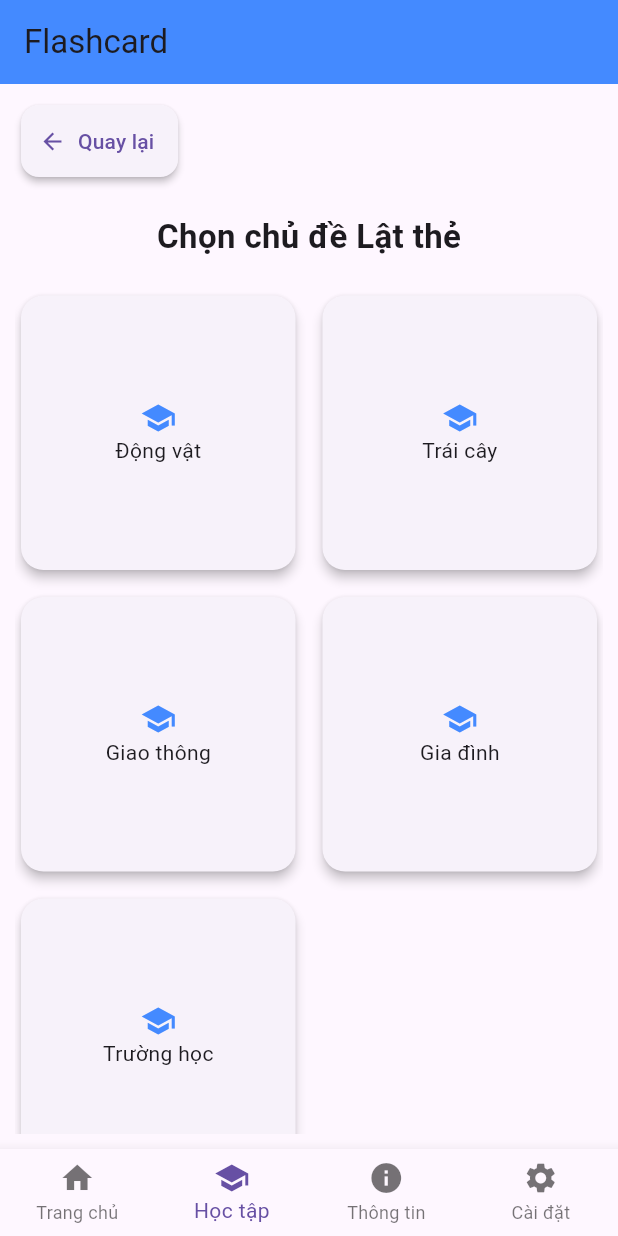
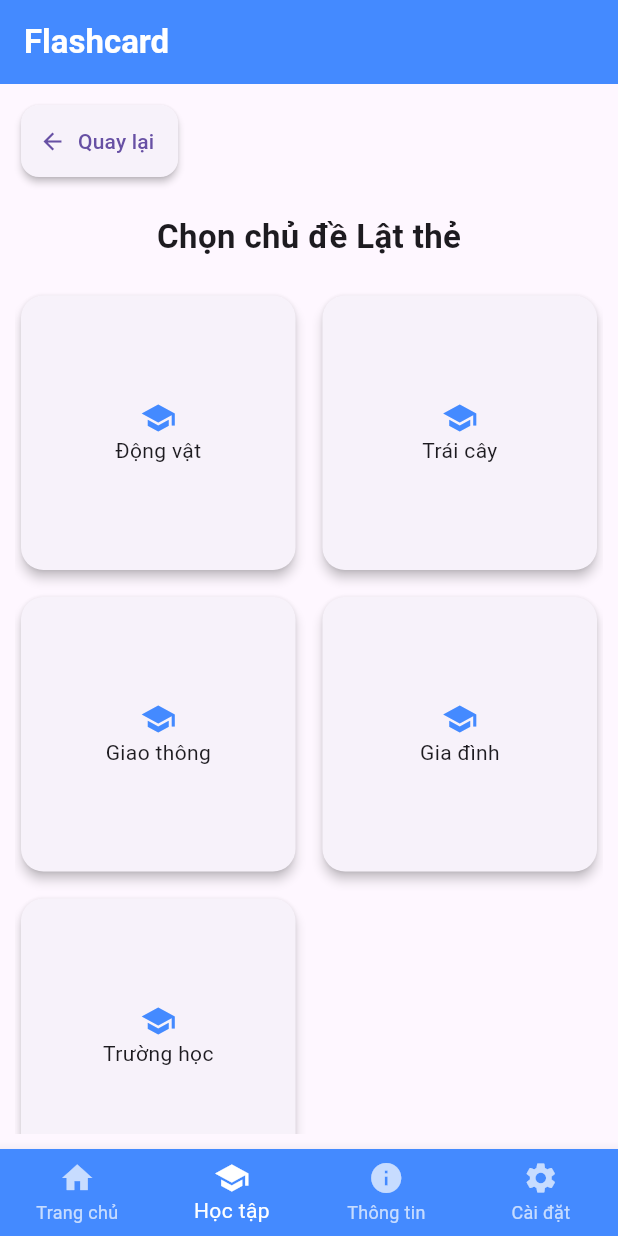
Before and after one commit to hahiep205/2025_2_LTTBDD_N02_Nhom_11, a Flutter app: the screen it shows after launch, after a tap on "Lật thẻ Flashcard", on a phone screen of 412 x 824 dp. Run offline on Flutter 3.47's test engine with Material 3 defaults, Android fonts, the phone set to English and light mode, and no system bars.

Commit message:
Thêm app_text, update func đổi ngôn ngữ tiếng anh

```diff
--- a/lib/data/vocabulary_data.dart
+++ b/lib/data/vocabulary_data.dart
@@ -4,6 +4,14 @@ final List<String> categories = [
   "Giao thông",
   "Gia đình",
   "Trường học",
+];
+
+final List<String> categoriesEn = [
+  "Animals",
+  "Fruits",
+  "Transportation",
+  "Family",
+  "School",
 ];
 
 final Map<int, List<Map<String, dynamic>>> tuvung = {
--- a/lib/main.dart
+++ b/lib/main.dart
@@ -7,6 +7,7 @@ import 'screens/study-saved.dart';
 import 'screens/study-quiz.dart';
 import 'data/vocabulary_data.dart';
 import 'screens/home_screen.dart';
+import 'screens/app_text.dart';
 
 void main() {
   runApp(
@@ -64,9 +65,17 @@ class _HomeState extends State<Home> {
 
   @override
   Widget build(BuildContext context) {
+    final categories0 = tienganh ? categoriesEn : categories;
+    final t = AppText(tienganh);
     return Scaffold(
       appBar: AppBar(
-        title: const Text('Flashcard'),
+        title: const Text(
+          'Flashcard',
+          style: TextStyle(
+            color: Colors.white,
+            fontWeight: FontWeight.bold,
+          ),
+        ),
         backgroundColor: Colors.blueAccent,
       ),
       body: IndexedStack(
@@ -77,10 +86,11 @@ class _HomeState extends State<Home> {
             tuvung: tuvung,
             onNavigateStudy: (mode) {
               setState(() {
-                stt = 1; // chuyển sang tab Học tập
-                study = mode; // chọn đúng mode
+                stt = 1;
+                study = mode;
               });
             },
+            english: tienganh,
           ),
 
           // TRANG STUDY
@@ -93,13 +103,14 @@ class _HomeState extends State<Home> {
                         study = mode;
                       });
                     },
+                    english: tienganh,
                   )
                 // ================= FLASHCARD =================
                 : study == 1
                 ? (flashcard == -1
                       // CHỌN DANH MỤC
                       ? FlashcardCategoryScreen(
-                          categories: categories,
+                          categories: categories0,
                           onSelect: (i) {
                             setState(() {
                               flashcard = i;
@@ -112,6 +123,7 @@ class _HomeState extends State<Home> {
                               study = 0;
                             });
                           },
+                          english: tienganh,
                         )
                       // MÀN HÌNH FLASHCARD
                       : Column(
@@ -127,7 +139,7 @@ class _HomeState extends State<Home> {
                                     });
                                   },
                                   icon: const Icon(Icons.arrow_back),
-                                  label: const Text("Quay lại"),
+                                  label: Text(t.back),
                                 ),
                               ),
                             ),
@@ -135,7 +147,7 @@ class _HomeState extends State<Home> {
                             const SizedBox(height: 20),
 
                             Text(
-                              'Chủ đề: ${categories[flashcard]}',
+                              '${t.topic}${categories0[flashcard]}',
                               style: const TextStyle(
                                 fontSize: 20,
                                 fontWeight: FontWeight.bold,
@@ -264,6 +276,7 @@ class _HomeState extends State<Home> {
                         study = 0;
                       });
                     },
+                    english: tienganh,
                   )
                 // ================= QUIZ =================
                 : study == 2
@@ -281,16 +294,16 @@ class _HomeState extends State<Home> {
                                     });
                                   },
                                   icon: const Icon(Icons.arrow_back),
-                                  label: const Text("Quay lại"),
+                                  label: Text(t.back),
                                 ),
                               ),
                             ),
 
                             const SizedBox(height: 20),
 
-                            const Text(
-                              "Chọn chủ đề Quiz",
-                              style: TextStyle(
+                            Text(
+                              t.chooseTopicQuiz,
+                              style: const TextStyle(
                                 fontSize: 22,
                                 fontWeight: FontWeight.bold,
                               ),
@@ -298,10 +311,10 @@ class _HomeState extends State<Home> {
 
                             const SizedBox(height: 20),
 
-                            ...List.generate(categories.length, (i) {
+                            ...List.generate(categories0.length, (i) {
                               return Card(
                                 child: ListTile(
-                                  title: Text(categories[i]),
+                                  title: Text(categories0[i]),
                                   onTap: () {
                                     setState(() {
                                       quizchude = i;
@@ -329,12 +342,13 @@ class _HomeState extends State<Home> {
                         )
                       : QuizScreen(
                           quizWords: tuvung[quizchude]!,
-                          categoryName: categories[quizchude],
+                          categoryName: categories0[quizchude],
                           onBack: () {
                             setState(() {
                               quizchude = -1;
                             });
                           },
+                          english: tienganh,
                         ))
                 : const SizedBox(),
           ),
@@ -350,33 +364,37 @@ class _HomeState extends State<Home> {
             batthongbao: (val) => setState(() => thongbao = val),
             battienganh: (val) => setState(() => tienganh = val),
             batdarkmode: (val) => setState(() => darkmode = val),
+            english: tienganh,
           ),
         ],
       ),
       bottomNavigationBar: BottomNavigationBar(
         currentIndex: stt,
         type: BottomNavigationBarType.fixed,
+        backgroundColor: Colors.blueAccent,
+        selectedItemColor: Colors.white,
+        unselectedItemColor: Colors.white70,
         onTap: (i) {
           setState(() {
             stt = i;
           });
         },
-        items: const [
+        items: [
           BottomNavigationBarItem(
             icon: Icon(Icons.home),
-            label: "Trang chủ",
+            label: t.navHome,
           ),
           BottomNavigationBarItem(
             icon: Icon(Icons.school),
-            label: "Học tập",
+            label: t.navStudy,
           ),
           BottomNavigationBarItem(
             icon: Icon(Icons.info),
-            label: "Thông tin",
+            label: t.navAbout,
           ),
           BottomNavigationBarItem(
             icon: Icon(Icons.settings),
-            label: "Cài đặt",
+            label: t.navSettings,
           ),
         ],
       ),
--- /dev/null
+++ b/lib/screens/app_text.dart
@@ -0,0 +1,50 @@
+class AppText {
+  final bool english;
+  const AppText(this.english);
+
+  String get greeting => english ? 'Hello!' : 'Xin chào!';
+  String get subtitle =>
+      english ? 'What to learn today?' : 'Hôm nay học gì nào?';
+  String get totalWords => english ? 'Vocabulary' : 'Từ vựng';
+  String get saved => english ? 'Saved' : 'Đã lưu';
+  String get quickLearn => english ? 'Quick Study' : 'Học tập nhanh';
+  String get flashcard => english ? 'Flashcard' : 'Lật thẻ Flashcard';
+  String get quiz => english ? 'Quiz' : 'Trắc nghiệm Quiz';
+  String get savedList => english ? 'Saved Words' : 'Từ đã đánh dấu';
+  String get back => english ? 'Back' : 'Quay lại';
+  String get chooseTopicFlashcard =>
+      english ? 'Choose Flashcard Topic' : 'Chọn chủ đề Lật thẻ';
+  String get chooseTopicQuiz =>
+      english ? 'Choose Quiz Topic' : 'Chọn chủ đề Quiz';
+  String get savedTitle =>
+      english ? 'Saved flashcards:' : 'Danh sách các từ đã đánh dấu:';
+  String get noSaved =>
+      english ? 'No saved flashcards' : 'Chưa có flashcard nào được lưu';
+  String get result => english ? 'Result' : 'Kết quả';
+  String get retry => english ? 'Retry' : 'Làm lại';
+  String get next => english ? 'Next →' : 'Câu tiếp theo →';
+  String get seeResult => english ? 'See Result' : 'Xem kết quả';
+  String get excellent => english ? 'Excellent!' : 'Xuất sắc!';
+  String get good => english ? 'Good job!' : 'Khá tốt!';
+  String get average => english ? 'Average!' : 'Trung bình!';
+  String get question => english ? 'Question' : 'Câu hỏi';
+  String get score => english ? 'Score' : 'Điểm';
+  String get correct => english ? 'correct' : 'câu đúng';
+  String get topic => english ? 'Topic: ' : 'Chủ đề: ';
+  String get navHome => english ? 'Home' : 'Trang chủ';
+  String get navStudy => english ? 'Study' : 'Học tập';
+  String get navAbout => english ? 'About' : 'Thông tin';
+  String get navSettings => english ? 'Settings' : 'Cài đặt';
+  String questionText(String word) =>
+      english ? 'What does "$word" mean?' : '"$word" nghĩa là gì?';
+  String resultText(int diem, int total) =>
+      english ? '$diem / $total correct' : '$diem / $total câu đúng';
+  String get settingsTitle =>
+      english ? 'App Settings' : 'Cấu hình ứng dụng';
+  String get settingNotif => english ? 'Notifications' : 'Thông báo';
+  String get settingLang =>
+      english ? 'Language: English' : 'Ngôn ngữ: Tiếng Anh';
+  String get settingDark => english ? 'Dark Mode' : 'Chế độ: Dark Mode';
+  String get settingVersion =>
+      english ? 'App Version' : 'Phiên bản ứng dụng';
+}
--- a/lib/screens/home_screen.dart
+++ b/lib/screens/home_screen.dart
@@ -1,13 +1,16 @@
 import 'package:flutter/material.dart';
+import 'app_text.dart';
 
 class HomeScreen extends StatelessWidget {
   final Map tuvung;
   final Function(int) onNavigateStudy;
+  final bool english;
 
   const HomeScreen({
     super.key,
     required this.tuvung,
     required this.onNavigateStudy,
+    required this.english,
   });
 
   int get tongtuvung =>
@@ -81,6 +84,7 @@ class HomeScreen extends StatelessWidget {
 
   @override
   Widget build(BuildContext context) {
+    final t = AppText(english);
     return SingleChildScrollView(
       padding: const EdgeInsets.all(16),
       child: Column(
@@ -96,11 +100,11 @@ class HomeScreen extends StatelessWidget {
               color: Colors.blueAccent,
               borderRadius: BorderRadius.circular(16),
             ),
-            child: const Column(
+            child: Column(
               crossAxisAlignment: CrossAxisAlignment.start,
               children: [
                 Text(
-                  'Xin chào!',
+                  AppText(english).greeting, //Xin chào!
                   style: TextStyle(
                     fontSize: 22,
                     fontWeight: FontWeight.bold,
@@ -109,7 +113,7 @@ class HomeScreen extends StatelessWidget {
                 ),
                 SizedBox(height: 6),
                 Text(
-                  'Hôm nay học gì nào?',
+                  AppText(english).subtitle, //Hôm nay học gì nào?
                   style: TextStyle(fontSize: 15, color: Colors.white70),
                 ),
               ],
@@ -120,22 +124,22 @@ class HomeScreen extends StatelessWidget {
 
           Row(
             children: [
-              studycount('$tongtuvung', 'Từ vựng', Icons.menu_book),
+              studycount('$tongtuvung', t.totalWords, Icons.menu_book),
               const SizedBox(width: 12),
-              studycount('$tongdaluu', 'Đã lưu', Icons.favorite),
+              studycount('$tongdaluu', t.saved, Icons.favorite),
             ],
           ),
 
           const SizedBox(height: 20),
 
-          const Text(
-            'Học tập nhanh',
+          Text(
+            t.quickLearn,
             style: TextStyle(fontSize: 17, fontWeight: FontWeight.bold),
           ),
           const SizedBox(height: 10),
-          studyquick(Icons.style, 'Lật thẻ Flashcard', 1),
-          studyquick(Icons.quiz, 'Trắc nghiệm Quiz', 2),
-          studyquick(Icons.favorite, 'Từ đã đánh dấu', 3),
+          studyquick(Icons.style, t.flashcard, 1),
+          studyquick(Icons.quiz, t.quiz, 2),
+          studyquick(Icons.favorite, t.saved, 3),
         ],
       ),
     );
--- a/lib/screens/settings_screen.dart
+++ b/lib/screens/settings_screen.dart
@@ -1,4 +1,5 @@
 import 'package:flutter/material.dart';
+import 'app_text.dart';
 
 class SettingsScreen extends StatelessWidget {
   final bool thongbao;
@@ -7,6 +8,7 @@ class SettingsScreen extends StatelessWidget {
   final Function(bool) batthongbao;
   final Function(bool) battienganh;
   final Function(bool) batdarkmode;
+  final bool english;
 
   const SettingsScreen({
     super.key,
@@ -16,44 +18,49 @@ class SettingsScreen extends StatelessWidget {
     required this.batthongbao,
     required this.battienganh,
     required this.batdarkmode,
+    required this.english,
   });
 
   @override
   Widget build(BuildContext context) {
+    final t = AppText(english);
     return Padding(
       padding: const EdgeInsets.symmetric(vertical: 10),
       child: ListView(
         children: [
-          const Padding(
-            padding: EdgeInsets.all(16.0),
+          Padding(
+            padding: const EdgeInsets.all(16.0),
             child: Text(
-              'Cấu hình ứng dụng',
-              style: TextStyle(fontSize: 18, fontWeight: FontWeight.bold),
+              t.settingsTitle,
+              style: const TextStyle(
+                fontSize: 18,
+                fontWeight: FontWeight.bold,
+              ),
             ),
           ),
           SwitchListTile(
-            title: const Text('Thông báo'),
+            title: Text(t.settingNotif),
             secondary: const Icon(Icons.notifications),
             value: thongbao,
             onChanged: batthongbao,
           ),
           SwitchListTile(
-            title: const Text('Ngôn ngữ: Tiếng Anh'),
+            title: Text(t.settingLang),
             secondary: const Icon(Icons.language),
             value: tienganh,
             onChanged: battienganh,
           ),
           SwitchListTile(
-            title: const Text('Chế độ: Dark Mode'),
+            title: Text(t.settingDark),
             secondary: const Icon(Icons.dark_mode),
             value: darkmode,
             onChanged: batdarkmode,
           ),
           const Divider(),
-          const ListTile(
-            title: Text('Phiên bản ứng dụng'),
-            subtitle: Text('1.0.0'),
-            trailing: Icon(Icons.info_outline),
+          ListTile(
+            title: Text(t.settingVersion),
+            subtitle: const Text('1.0.0'),
+            trailing: const Icon(Icons.info_outline),
           ),
         ],
       ),
--- a/lib/screens/study-flashcard-menu.dart
+++ b/lib/screens/study-flashcard-menu.dart
@@ -1,19 +1,23 @@
 import 'package:flutter/material.dart';
+import 'app_text.dart';
 
 class FlashcardCategoryScreen extends StatelessWidget {
   final List categories;
   final Function(int) onSelect;
   final VoidCallback onBack;
+  final bool english;
 
   const FlashcardCategoryScreen({
     super.key,
     required this.categories,
     required this.onSelect,
     required this.onBack,
+    required this.english,
   });
 
   @override
   Widget build(BuildContext context) {
+    final t = AppText(english);
     return Column(
       children: [
         Align(
@@ -23,16 +27,19 @@ class FlashcardCategoryScreen extends StatelessWidget {
             child: TextButton.icon(
               onPressed: onBack,
               icon: const Icon(Icons.arrow_back),
-              label: const Text("Quay lại"),
+              label: Text(t.back),
             ),
           ),
         ),
 
         const SizedBox(height: 20),
 
-        const Text(
-          "Chọn chủ đề Lật thẻ",
-          style: TextStyle(fontSize: 22, fontWeight: FontWeight.bold),
+        Text(
+          t.chooseTopicFlashcard,
+          style: const TextStyle(
+            fontSize: 22,
+            fontWeight: FontWeight.bold,
+          ),
         ),
 
         const SizedBox(height: 20),
--- a/lib/screens/study-quiz.dart
+++ b/lib/screens/study-quiz.dart
@@ -1,15 +1,18 @@
 import 'package:flutter/material.dart';
+import 'app_text.dart';
 
 class QuizScreen extends StatefulWidget {
   final List<Map<String, dynamic>> quizWords;
   final String categoryName;
   final VoidCallback onBack;
+  final bool english;
 
   const QuizScreen({
     super.key,
     required this.quizWords,
     required this.categoryName,
     required this.onBack,
+    required this.english,
   });
 
   @override
@@ -36,7 +39,6 @@ class _QuizScreenState extends State<QuizScreen> {
     questions = List.from(widget.quizWords);
     questions.shuffle();
     if (questions.length > 10) questions = questions.sublist(0, 10);
-
     allOptions = questions.map((word) => _buildOptions(word)).toList();
   }
 
@@ -88,6 +90,8 @@ class _QuizScreenState extends State<QuizScreen> {
 
   @override
   Widget build(BuildContext context) {
+    final t = AppText(widget.english);
+
     if (finished) {
       return Center(
         child: Padding(
@@ -96,37 +100,37 @@ class _QuizScreenState extends State<QuizScreen> {
             mainAxisAlignment: MainAxisAlignment.center,
             children: [
               const SizedBox(height: 16),
-              const Text(
-                "Kết quả",
-                style: TextStyle(
+              Text(
+                t.result,
+                style: const TextStyle(
                   fontSize: 26,
                   fontWeight: FontWeight.bold,
                 ),
               ),
               const SizedBox(height: 12),
               Text(
-                "$diem / ${questions.length} câu đúng",
+                t.resultText(diem, questions.length),
                 style: const TextStyle(fontSize: 22),
               ),
               const SizedBox(height: 8),
               Text(
                 diem == questions.length
-                    ? "Xuất sắc!"
+                    ? t.excellent
                     : diem >= questions.length ~/ 2
-                    ? "Khá tốt!"
-                    : "Trung bình!",
+                    ? t.good
+                    : t.average,
               ),
               const SizedBox(height: 30),
               ElevatedButton.icon(
                 onPressed: resetQuiz,
                 icon: const Icon(Icons.refresh),
-                label: const Text("Làm lại"),
+                label: Text(t.retry),
               ),
               const SizedBox(height: 12),
               OutlinedButton.icon(
                 onPressed: widget.onBack,
                 icon: const Icon(Icons.arrow_back),
-                label: const Text("Quay lại"),
+                label: Text(t.back),
               ),
             ],
           ),
@@ -146,7 +150,7 @@ class _QuizScreenState extends State<QuizScreen> {
           child: TextButton.icon(
             onPressed: widget.onBack,
             icon: const Icon(Icons.arrow_back),
-            label: const Text("Quay lại"),
+            label: Text(t.back),
           ),
         ),
 
@@ -179,7 +183,7 @@ class _QuizScreenState extends State<QuizScreen> {
         Align(
           alignment: Alignment.centerRight,
           child: Chip(
-            label: Text("Điểm: $diem"),
+            label: Text("${t.score}: $diem"),
             backgroundColor: Colors.lightBlueAccent,
           ),
         ),
@@ -195,13 +199,16 @@ class _QuizScreenState extends State<QuizScreen> {
           ),
           child: Column(
             children: [
-              const Text(
-                "Câu hỏi",
-                style: TextStyle(color: Colors.white70, fontSize: 14),
+              Text(
+                t.question,
+                style: const TextStyle(
+                  color: Colors.white70,
+                  fontSize: 14,
+                ),
               ),
               const SizedBox(height: 8),
               Text(
-                '"${word['en']}" nghĩa là gì?',
+                t.questionText(word['en']),
                 style: const TextStyle(
                   color: Colors.white,
                   fontSize: 22,
@@ -291,9 +298,7 @@ class _QuizScreenState extends State<QuizScreen> {
               ),
               onPressed: nextQuestion,
               child: Text(
-                index + 1 >= questions.length
-                    ? "Xem kết quả"
-                    : "Câu tiếp theo →",
+                index + 1 >= questions.length ? t.seeResult : t.next,
                 style: const TextStyle(fontSize: 16, color: Colors.white),
               ),
             ),
--- a/lib/screens/study-saved.dart
+++ b/lib/screens/study-saved.dart
@@ -1,17 +1,22 @@
 import 'package:flutter/material.dart';
+import 'app_text.dart';
 
 class SavedFlashcardScreen extends StatelessWidget {
   final Map tuvung;
   final VoidCallback onBack;
+  final bool english;
 
   const SavedFlashcardScreen({
     super.key,
     required this.tuvung,
     required this.onBack,
+    required this.english,
   });
 
   @override
   Widget build(BuildContext context) {
+    final t = AppText(english);
+
     List savedCards = [];
 
     tuvung.forEach((key, list) {
@@ -31,23 +36,26 @@ class SavedFlashcardScreen extends StatelessWidget {
             child: TextButton.icon(
               onPressed: onBack,
               icon: const Icon(Icons.arrow_back),
-              label: const Text("Quay lại"),
+              label: Text(t.back),
             ),
           ),
         ),
 
         const SizedBox(height: 20),
 
-        const Text(
-          "Danh sách các từ đã đánh dấu:",
-          style: TextStyle(fontSize: 22, fontWeight: FontWeight.bold),
+        Text(
+          t.savedTitle,
+          style: const TextStyle(
+            fontSize: 22,
+            fontWeight: FontWeight.bold,
+          ),
         ),
 
         const SizedBox(height: 20),
 
         Expanded(
           child: savedCards.isEmpty
-              ? const Center(child: Text("Chưa có flashcard nào được lưu"))
+              ? Center(child: Text(t.noSaved))
               : ListView.builder(
                   itemCount: savedCards.length,
                   itemBuilder: (context, i) {
--- a/lib/screens/study_menu.dart
+++ b/lib/screens/study_menu.dart
@@ -1,9 +1,15 @@
 import 'package:flutter/material.dart';
+import 'app_text.dart';
 
 class StudyMenuScreen extends StatelessWidget {
   final Function(int) onSelect;
+  final bool english;
 
-  const StudyMenuScreen({super.key, required this.onSelect});
+  const StudyMenuScreen({
+    super.key,
+    required this.onSelect,
+    required this.english,
+  });
 
   Widget buildCard(icon, text, mode) {
     return GestureDetector(
@@ -30,11 +36,12 @@ class StudyMenuScreen extends StatelessWidget {
 
   @override
   Widget build(BuildContext context) {
+    final t = AppText(english);
     return Column(
       children: [
-        buildCard(Icons.style, "Chế độ Lật thẻ (Flashcard)", 1),
-        buildCard(Icons.quiz, "Chế độ Trắc nghiệm (Quiz)", 2),
-        buildCard(Icons.list, "Danh sách Flashcard đã đánh dấu", 3),
+        buildCard(Icons.style, t.flashcard, 1),
+        buildCard(Icons.quiz, t.quiz, 2),
+        buildCard(Icons.list, t.savedList, 3),
       ],
     );
   }
```
